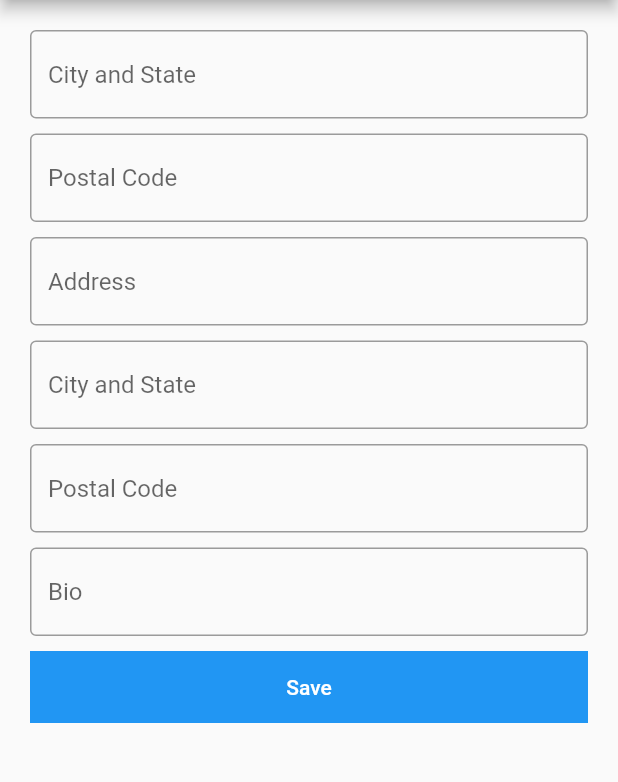
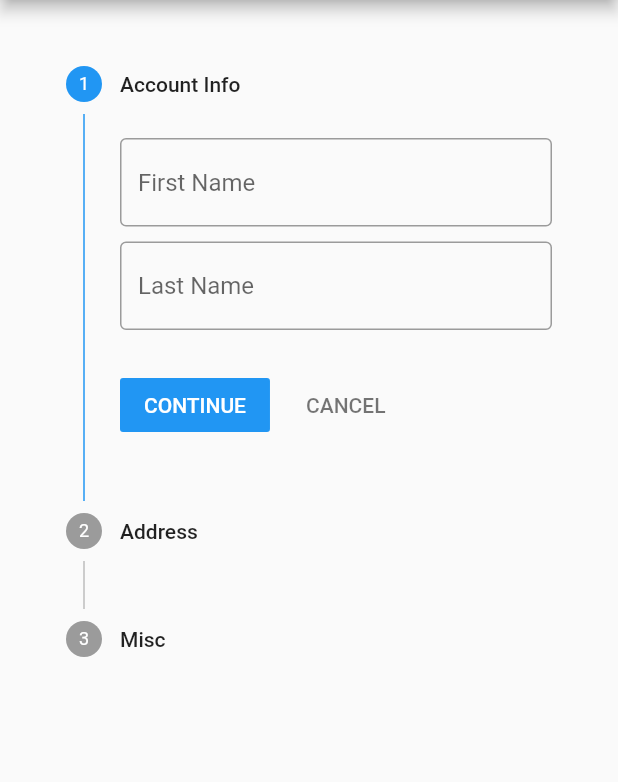
Before and after one commit to Ekeminie/stepper_widget, a Flutter app: the screen it shows after launch, on a phone screen of 412 x 824 dp, the part 84-866 px from its top. Run offline on Flutter 3.47's test engine with Material 2 defaults, Android fonts, the phone set to English and light mode, and no system bars.

```diff
--- a/lib/form_page.dart
+++ b/lib/form_page.dart
@@ -1,5 +1,4 @@
 import 'package:flutter/material.dart';
-import 'package:stepper_widget/widgets/custom_button.dart';
 import 'package:stepper_widget/widgets/custom_input.dart';
 
 class FormPage extends StatefulWidget {
@@ -10,6 +9,7 @@ class FormPage extends StatefulWidget {
 }
 
 class _FormPageState extends State<FormPage> {
+  int currentStep = 0;
   @override
   Widget build(BuildContext context) {
     return MaterialApp(
@@ -21,43 +21,30 @@ class _FormPageState extends State<FormPage> {
           centerTitle: true,
         ),
         body: Container(
-          padding: const EdgeInsets.all(20),
-          child: ListView(
-            children: [
-              CustomInput(
-                hint: "City and State",
-                inputBorder: OutlineInputBorder(),
-              ),
-              CustomInput(
-                hint: "Postal Code",
-                inputBorder: OutlineInputBorder(),
-              ),
-              const CustomInput(
-                hint: "Address",
-                inputBorder: OutlineInputBorder(),
-              ),
-              const CustomInput(
-                hint: "City and State",
-                inputBorder: OutlineInputBorder(),
-              ),
-              const CustomInput(
-                hint: "Postal Code",
-                inputBorder: OutlineInputBorder(),
-              ),
-              const CustomInput(
-                hint: "Bio",
-                inputBorder: OutlineInputBorder(),
-              ),
-              CustomBtn(
-                title: const Text(
-                  "Save",
-                  style: TextStyle(color: Colors.white),
-                ),
-                callback: () {},
-              )
-            ],
-          ),
-        ),
+            padding: const EdgeInsets.all(20),
+            child: Stepper(
+              type: StepperType.vertical,
+              currentStep: currentStep,
+              onStepCancel: () => currentStep == 0
+                  ? null
+                  : setState(() {
+                      currentStep -= 1;
+                    }),
+              onStepContinue: () {
+                bool isLastStep = (currentStep == getSteps().length - 1);
+                if (isLastStep) {
+                  //Do something with this information
+                } else {
+                  setState(() {
+                    currentStep += 1;
+                  });
+                }
+              },
+              onStepTapped: (step) => setState(() {
+                currentStep = step;
+              }),
+              steps: getSteps(),
+            )),
       ),
     );
   }
@@ -65,6 +52,8 @@ class _FormPageState extends State<FormPage> {
   List<Step> getSteps() {
     return <Step>[
       Step(
+        state: currentStep > 0 ? StepState.complete : StepState.indexed,
+        isActive: currentStep >= 0,
         title: const Text("Account Info"),
         content: Column(
           children: const [
@@ -80,7 +69,9 @@ class _FormPageState extends State<FormPage> {
         ),
       ),
       Step(
-        title: const Text("Account Info"),
+        state: currentStep > 1 ? StepState.complete : StepState.indexed,
+        isActive: currentStep >= 1,
+        title: const Text("Address"),
         content: Column(
           children: const [
             CustomInput(
@@ -95,20 +86,15 @@ class _FormPageState extends State<FormPage> {
         ),
       ),
       Step(
-        title: const Text("Account Info"),
+        state: currentStep > 2 ? StepState.complete : StepState.indexed,
+        isActive: currentStep >= 2,
+        title: const Text("Misc"),
         content: Column(
-          children: [
-            const CustomInput(
+          children: const [
+            CustomInput(
               hint: "Bio",
               inputBorder: OutlineInputBorder(),
             ),
-            CustomBtn(
-              title: const Text(
-                "Save",
-                style: TextStyle(color: Colors.white),
-              ),
-              callback: () {},
-            )
           ],
         ),
       ),
```
Also changed, not shown: lib/debug_colors.dart (added, +36 -0 lines).
